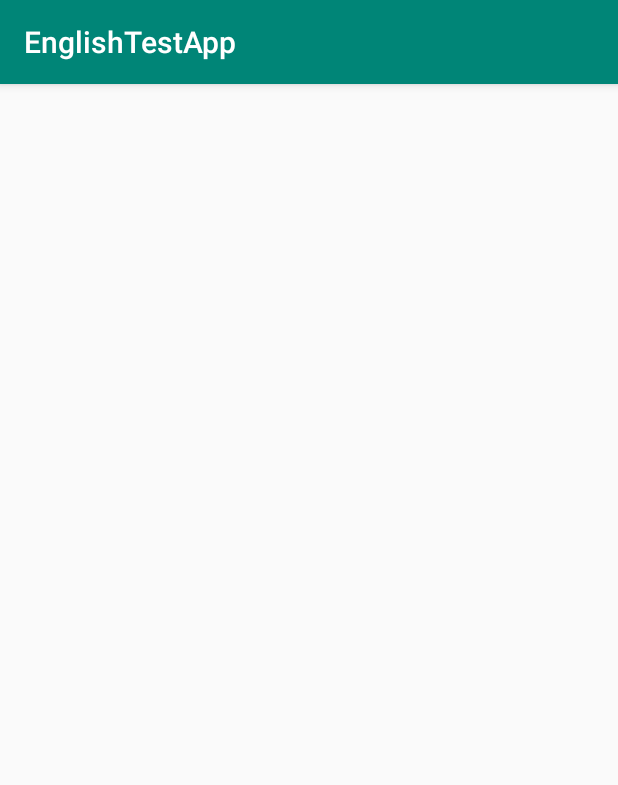
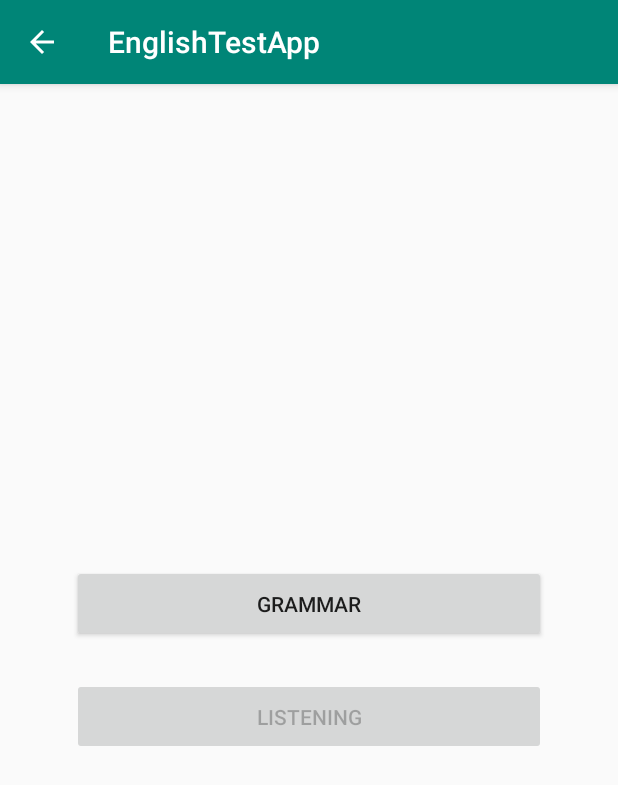
Before and after one commit to Chomui/EnglishTestApp, an Android app: the MainActivity screen opened directly, with no data from a screen before it, on a phone screen of 412 x 824 dp. Shown: the top 785 px of the screen. Run offline under Robolectric (Android 15) with nearby library versions, the phone set to English and light mode, and no system bars; our stand-ins replace Room's generated code, RxJava; libraries missing offline, so code that uses them is left out: com.facebook.stetho; network calls fail.

Commit message:
Add check - if CountDownService is working when reopen app Add back buttons on Activity, except Splash Add Grammar and Listening button to MainActivity

```diff
--- a/app/src/main/java/chi/englishtest/com/data/activity/main/MainActivity.kt
+++ b/app/src/main/java/chi/englishtest/com/data/activity/main/MainActivity.kt
@@ -8,6 +8,7 @@ import chi.englishtest.com.data.activity.BaseActivity
 import chi.englishtest.com.data.activity.grammar.GrammarActivity
 import chi.englishtest.com.data.sharedPref.SharedManager
 import chi.englishtest.com.network.Injection
+import kotlinx.android.synthetic.main.activity_main.*
 
 class MainActivity : BaseActivity<MainPresenter, MainView>(), MainView {
 
@@ -17,14 +18,19 @@ class MainActivity : BaseActivity<MainPresenter, MainView>(), MainView {
 
     override fun onCreate(savedInstanceState: Bundle?) {
         super.onCreate(savedInstanceState)
+
+        supportActionBar?.setDisplayHomeAsUpEnabled(true)
+        supportActionBar?.setDisplayShowHomeEnabled(true)
+
         presenter.testsIsEmpty()
     }
 
-    override fun openGrammar() {
+    override fun buttonOnClickListener() {
+        buttonGrammar.setOnClickListener { openGrammar() }
+    }
+
+    private fun openGrammar() {
         Toast.makeText(this, SharedManager.accessToken, Toast.LENGTH_LONG).show()
         startActivity(Intent(this, GrammarActivity::class.java))
     }
-
-    override fun buttonOnClickListener() {
-    }
 }
--- a/app/src/main/java/chi/englishtest/com/data/activity/main/MainPresenterImpl.kt
+++ b/app/src/main/java/chi/englishtest/com/data/activity/main/MainPresenterImpl.kt
@@ -27,7 +27,6 @@ class MainPresenterImpl(private var injection: Injection) : BasePresenterImpl<Ma
             .observeOn(AndroidSchedulers.mainThread())
             .subscribe( Consumer {
                 viewRef?.get()?.stopLoadingDialog()
-                viewRef?.get()?.openGrammar()
             }, getDefaultErrorConsumer())
     }
 
--- a/app/src/main/java/chi/englishtest/com/data/activity/main/MainView.kt
+++ b/app/src/main/java/chi/englishtest/com/data/activity/main/MainView.kt
@@ -3,5 +3,4 @@ package chi.englishtest.com.data.activity.main
 import chi.englishtest.com.data.activity.BaseView
 
 interface MainView : BaseView {
-    fun openGrammar()
 }
--- a/app/src/main/java/chi/englishtest/com/data/db/QuestionDao.kt
+++ b/app/src/main/java/chi/englishtest/com/data/db/QuestionDao.kt
@@ -9,7 +9,7 @@ import io.reactivex.Single
 interface QuestionDao {
 
     @Query("SELECT * FROM " + EnglishContract.EnglishQuestion.TABLE_NAME +
-        " WHERE " + EnglishContract.EnglishQuestion.TEST_ID + " = :testId")
+            " WHERE " + EnglishContract.EnglishQuestion.TEST_ID + " = :testId")
     fun getQuestionsByTestId(testId: Int): Single<List<Question>>
 
     @Query("SELECT * FROM " + EnglishContract.EnglishQuestion.TABLE_NAME +
@@ -17,7 +17,7 @@ interface QuestionDao {
     fun getQuestionsWithAnswersByTestId(testId: Int): Single<List<QuestionWithAnswers>>
 
     @Query("SELECT * FROM " + EnglishContract.EnglishQuestion.TABLE_NAME +
-        " WHERE " + EnglishContract.EnglishQuestion.NOT_SENT + " = 1")
+            " WHERE " + EnglishContract.EnglishQuestion.NOT_SENT + " = 1")
     fun getQuestionsUnsent(): Single<List<Question>>
 
     @Insert
--- a/app/src/main/java/chi/englishtest/com/data/db/entity/Question.kt
+++ b/app/src/main/java/chi/englishtest/com/data/db/entity/Question.kt
@@ -15,6 +15,7 @@ class Question {
         this.id = id
         this.question = question
         this.testId = testId
+        this.notSent = 0
     }
 
     @Ignore
--- a/app/src/main/java/chi/englishtest/com/network/RestApi.kt
+++ b/app/src/main/java/chi/englishtest/com/network/RestApi.kt
@@ -31,5 +31,4 @@ interface RestApi {
     fun setAnswer(@Part("question_id") questionID: RequestBody,
                   @Part("answer_id") answerID: RequestBody)
             : Single<Response<ResultResponse>>
-
 }
--- a/app/src/main/java/chi/englishtest/com/utils/CountDownTimerService.kt
+++ b/app/src/main/java/chi/englishtest/com/utils/CountDownTimerService.kt
@@ -90,6 +90,8 @@ class CountDownTimerService : Service() {
             builder?.setContentText("Time is running out. Responses will be sent if you have Internet, or when he will appear")
             builder?.setAutoCancel(true)
             notificationManager?.notify(1, builder?.build())
+            QuestionProvider.testIsDone = true
+            stopForeground(false)
             stopSelf()
         }
     }
--- a/app/src/main/java/chi/englishtest/com/utils/QuestionProvider.kt
+++ b/app/src/main/java/chi/englishtest/com/utils/QuestionProvider.kt
@@ -6,4 +6,5 @@ import chi.englishtest.com.data.db.entity.Question
 object QuestionProvider {
     var currentIndexPosition: Int = 0
     var questions: List<QuestionWithAnswers> = ArrayList()
+    var testIsDone: Boolean = false
 }
--- a/app/src/main/res/layout/activity_grammar.xml
+++ b/app/src/main/res/layout/activity_grammar.xml
@@ -13,7 +13,7 @@
         android:layout_height="wrap_content"
         android:background="?attr/colorPrimary"
         android:minHeight="?attr/actionBarSize"
-        android:theme="?attr/actionBarTheme" />
+        android:theme="@style/ThemeOverlay.AppCompat.Dark.ActionBar" />
 
     <FrameLayout
         android:id="@+id/fragmentPlace"
--- a/app/src/main/res/layout/activity_main.xml
+++ b/app/src/main/res/layout/activity_main.xml
@@ -1,9 +1,30 @@
 <?xml version="1.0" encoding="utf-8"?>
-<androidx.constraintlayout.widget.ConstraintLayout xmlns:android="http://schemas.android.com/apk/res/android"
+<LinearLayout xmlns:android="http://schemas.android.com/apk/res/android"
     xmlns:app="http://schemas.android.com/apk/res-auto"
     xmlns:tools="http://schemas.android.com/tools"
     android:layout_width="match_parent"
     android:layout_height="match_parent"
+    android:gravity="center"
+    android:orientation="vertical"
     tools:context=".data.activity.main.MainActivity">
 
-</androidx.constraintlayout.widget.ConstraintLayout>
+    <Button
+        android:id="@+id/buttonGrammar"
+        android:layout_width="match_parent"
+        android:layout_height="wrap_content"
+        android:layout_marginStart="48dp"
+        android:layout_marginEnd="48dp"
+        android:padding="16dp"
+        android:text="Grammar" />
+
+    <Button
+        android:id="@+id/buttonListening"
+        android:layout_width="match_parent"
+        android:layout_height="wrap_content"
+        android:layout_marginStart="48dp"
+        android:layout_marginTop="24dp"
+        android:layout_marginEnd="48dp"
+        android:padding="16dp"
+        android:enabled="false"
+        android:text="Listening" />
+</LinearLayout>
--- a/app/src/main/res/values/strings.xml
+++ b/app/src/main/res/values/strings.xml
@@ -1,6 +1,5 @@
 <resources>
     <string name="app_name">EnglishTestApp</string>
 
-    <!-- TODO: Remove or change this placeholder text -->
     <string name="hello_blank_fragment">Hello blank fragment</string>
 </resources>
```
Also changed, not shown: app/src/main/java/chi/englishtest/com/data/activity/grammar/GrammarActivity.kt (+14 -2 lines), app/src/main/java/chi/englishtest/com/data/activity/login/LoginActivity.kt (+7 -0 lines), app/src/main/java/chi/englishtest/com/data/activity/splash/SplashActivity.kt (+8 -1 lines), app/src/main/java/chi/englishtest/com/data/fragment/question/QuestionPresenterImpl.kt (+26 -12 lines), app/src/main/java/chi/englishtest/com/utils/QuestionSetAnswerWorker.kt (+57 -24 lines), app/src/main/java/chi/englishtest/com/utils/ServiceManager.kt (+21 -17 lines).
